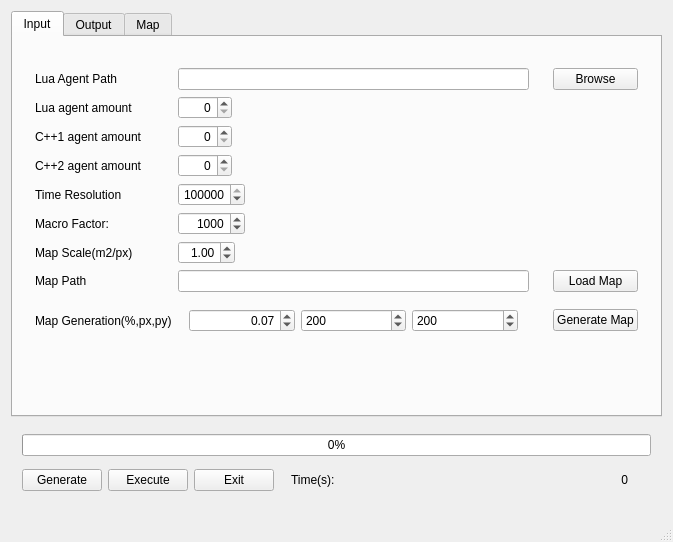
Before: the Qt Designer form mainwindow.ui in sojoe02/RANA, drawn with Qt 5.
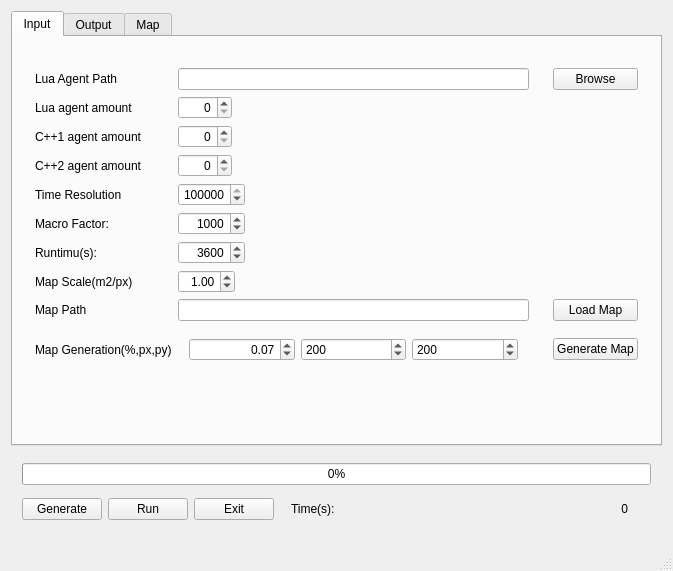
After: the same form once the commit is applied. The open tabs and pages were chosen to show the change.

Patch:
```diff
--- a/mainwindow.ui
+++ b/mainwindow.ui
@@ -33,7 +33,7 @@
           </sizepolicy>
          </property>
          <property name="text">
-          <string>Execute</string>
+          <string>Run</string>
          </property>
         </widget>
        </item>
@@ -167,6 +167,13 @@
              </property>
             </widget>
            </item>
+           <item row="14" column="1">
+            <widget class="QLabel" name="label_10">
+             <property name="text">
+              <string/>
+             </property>
+            </widget>
+           </item>
            <item row="8" column="1">
             <widget class="QLabel" name="label_5">
              <property name="toolTip">
@@ -250,6 +257,13 @@
              </property>
             </widget>
            </item>
+           <item row="11" column="1">
+            <widget class="QLabel" name="label_9">
+             <property name="text">
+              <string>Map Scale(m2/px)</string>
+             </property>
+            </widget>
+           </item>
            <item row="5" column="2">
             <widget class="QSpinBox" name="luaSpinBox">
              <property name="sizePolicy">
@@ -276,13 +290,6 @@
              </property>
             </widget>
            </item>
-           <item row="10" column="1">
-            <widget class="QLabel" name="label_9">
-             <property name="text">
-              <string>Map Scale(m2/px)</string>
-             </property>
-            </widget>
-           </item>
            <item row="8" column="2">
             <widget class="QSpinBox" name="timeResSpinBox">
              <property name="sizePolicy">
@@ -311,17 +318,17 @@
              </property>
             </widget>
            </item>
-           <item row="11" column="2">
-            <widget class="QLineEdit" name="mapPathLineEdit"/>
-           </item>
-           <item row="11" column="1">
+           <item row="12" column="1">
             <widget class="QLabel" name="label_7">
              <property name="text">
               <string>Map Path</string>
              </property>
             </widget>
            </item>
-           <item row="11" column="6">
+           <item row="12" column="2">
+            <widget class="QLineEdit" name="mapPathLineEdit"/>
+           </item>
+           <item row="12" column="6">
             <widget class="QPushButton" name="browseMapButton">
              <property name="sizePolicy">
               <sizepolicy hsizetype="Minimum" vsizetype="Fixed">
@@ -334,7 +341,7 @@
              </property>
             </widget>
            </item>
-           <item row="10" column="2" colspan="5">
+           <item row="11" column="2" colspan="5">
             <widget class="QDoubleSpinBox" name="mapScaleDoubleSpinBox">
              <property name="sizePolicy">
               <sizepolicy hsizetype="Maximum" vsizetype="Fixed">
@@ -356,14 +363,21 @@
              </property>
             </widget>
            </item>
+           <item row="13" column="6">
+            <widget class="QPushButton" name="generateMap">
+             <property name="text">
+              <string>Generate Map</string>
+             </property>
+            </widget>
+           </item>
            <item row="13" column="1">
-            <widget class="QLabel" name="label_10">
+            <widget class="QLabel" name="label_11">
              <property name="text">
-              <string/>
+              <string>Map Generation(%,px,py)</string>
              </property>
             </widget>
            </item>
-           <item row="12" column="2">
+           <item row="13" column="2">
             <widget class="QWidget" name="widget_5" native="true">
              <layout class="QHBoxLayout" name="horizontalLayout_3">
               <item>
@@ -417,17 +431,38 @@
              </layout>
             </widget>
            </item>
-           <item row="12" column="6">
-            <widget class="QPushButton" name="generateMap">
-             <property name="text">
-              <string>Generate Map</string>
+           <item row="10" column="2">
+            <widget class="QSpinBox" name="runTimeSpinBox">
+             <property name="sizePolicy">
+              <sizepolicy hsizetype="Maximum" vsizetype="Fixed">
+               <horstretch>0</horstretch>
+               <verstretch>0</verstretch>
+              </sizepolicy>
+             </property>
+             <property name="alignment">
+              <set>Qt::AlignRight|Qt::AlignTrailing|Qt::AlignVCenter</set>
+             </property>
+             <property name="accelerated">
+              <bool>true</bool>
+             </property>
+             <property name="minimum">
+              <number>1</number>
+             </property>
+             <property name="maximum">
+              <number>31536000</number>
+             </property>
+             <property name="singleStep">
+              <number>60</number>
+             </property>
+             <property name="value">
+              <number>3600</number>
              </property>
             </widget>
            </item>
-           <item row="12" column="1">
-            <widget class="QLabel" name="label_11">
+           <item row="10" column="1">
+            <widget class="QLabel" name="label_13">
              <property name="text">
-              <string>Map Generation(%,px,py)</string>
+              <string>Runtimu(s):</string>
              </property>
             </widget>
            </item>
```
Left out of the diff: 42 changed lines with no effect on the pictures.
